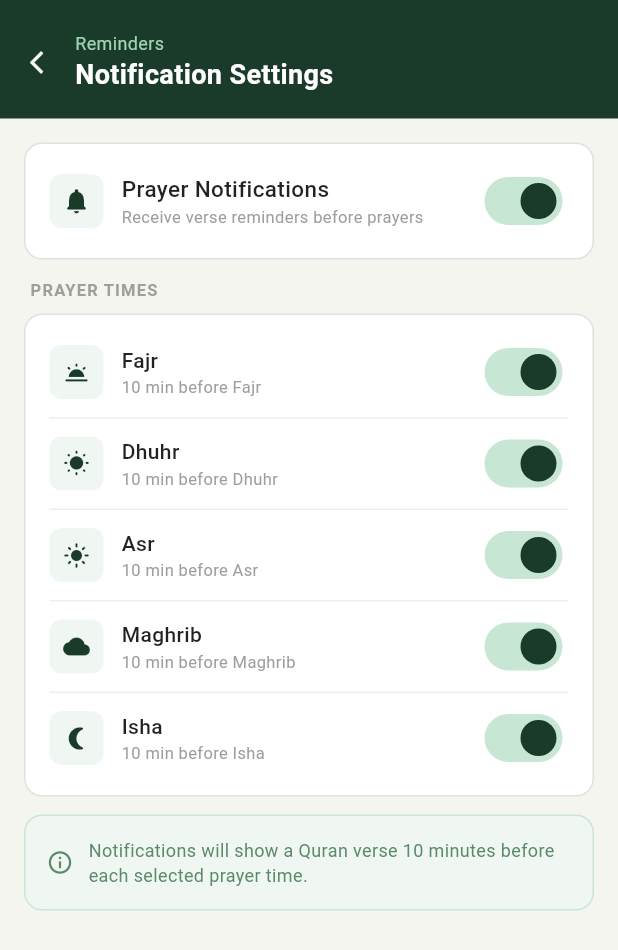
After one commit to izzah488/nurqalby_1, a Flutter app: the screen it shows after launch, after a tap on the "notifications" icon, on a phone screen of 412 x 824 dp. The commit adds this screen. Shown: the top 950 px of the screen. Run offline on Flutter 3.47's test engine with Material 3 defaults, Android fonts, the phone set to English and light mode, and no system bars; our stand-ins replace adhan, flutter_bloc, flutter_local_notifications, just_audio, shared_preferences, timezone.

Commit message:
(second commit put the notification button)

```diff
--- a/nurqalby_1/lib/screens/input_screen.dart
+++ b/nurqalby_1/lib/screens/input_screen.dart
@@ -1,5 +1,6 @@
 import 'package:flutter/material.dart';
 import 'result_screen.dart';
+import 'notification_settings_screen.dart'; // Ensure you have this file created
 
 class InputScreen extends StatefulWidget {
   const InputScreen({super.key});
@@ -74,7 +75,11 @@ class _InputScreenState extends State<InputScreen> {
                 width: double.infinity,
                 color: const Color(0xFF1a3a2a),
                 padding: const EdgeInsets.fromLTRB(20, 24, 20, 20),
-                child: const Column(
+                child: Row(
+                  mainAxisAlignment: MainAxisAlignment.spaceBetween,
+                  crossAxisAlignment: CrossAxisAlignment.center,
+                  children: [
+                    const Column(
                       crossAxisAlignment: CrossAxisAlignment.start,
                       children: [
                         Text('السلام عليكم',
@@ -83,6 +88,22 @@ class _InputScreenState extends State<InputScreen> {
                         Text('How are you feeling?',
                             style: TextStyle(color: Colors.white,
                                 fontSize: 22, fontWeight: FontWeight.w600)),
+                      ],
+                    ),
+                    // Inside the header Container, add this at the end of the Row
+                    GestureDetector(
+                      onTap: () => Navigator.push(
+                        context,
+                        MaterialPageRoute(
+                          builder: (_) => const NotificationSettingsScreen(),
+                        ),
+                      ),
+                      child: const Icon(
+                        Icons.notifications_outlined,
+                        color: Colors.white,
+                        size: 24,
+                      ),
+                    ),
                   ],
                 ),
               ),
--- /dev/null
+++ b/nurqalby_1/lib/screens/notification_settings_screen.dart
@@ -0,0 +1,345 @@
+import 'package:flutter/material.dart';
+import 'package:shared_preferences/shared_preferences.dart';
+import '../services/notification_service.dart';
+
+class NotificationSettingsScreen extends StatefulWidget {
+  const NotificationSettingsScreen({super.key});
+
+  @override
+  State<NotificationSettingsScreen> createState() =>
+      _NotificationSettingsScreenState();
+}
+
+class _NotificationSettingsScreenState
+    extends State<NotificationSettingsScreen> {
+  bool _notificationsEnabled = true;
+  bool _fajrEnabled          = true;
+  bool _dhuhrEnabled         = true;
+  bool _asrEnabled           = true;
+  bool _maghribEnabled       = true;
+  bool _ishaEnabled          = true;
+  bool _isLoading            = true;
+
+  @override
+  void initState() {
+    super.initState();
+    _loadSettings();
+  }
+
+  Future<void> _loadSettings() async {
+    final prefs = await SharedPreferences.getInstance();
+    setState(() {
+      _notificationsEnabled = prefs.getBool('notif_enabled')  ?? true;
+      _fajrEnabled          = prefs.getBool('notif_fajr')     ?? true;
+      _dhuhrEnabled         = prefs.getBool('notif_dhuhr')    ?? true;
+      _asrEnabled           = prefs.getBool('notif_asr')      ?? true;
+      _maghribEnabled       = prefs.getBool('notif_maghrib')  ?? true;
+      _ishaEnabled          = prefs.getBool('notif_isha')     ?? true;
+      _isLoading            = false;
+    });
+  }
+
+  Future<void> _saveAndApply() async {
+    final prefs = await SharedPreferences.getInstance();
+    await prefs.setBool('notif_enabled', _notificationsEnabled);
+    await prefs.setBool('notif_fajr',    _fajrEnabled);
+    await prefs.setBool('notif_dhuhr',   _dhuhrEnabled);
+    await prefs.setBool('notif_asr',     _asrEnabled);
+    await prefs.setBool('notif_maghrib', _maghribEnabled);
+    await prefs.setBool('notif_isha',    _ishaEnabled);
+
+    if (_notificationsEnabled) {
+      await NotificationService.schedulePrayerNotifications(
+        latitude:      3.1390,
+        longitude:     101.6869,
+        fajrEnabled:   _fajrEnabled,
+        dhuhrEnabled:  _dhuhrEnabled,
+        asrEnabled:    _asrEnabled,
+        maghribEnabled: _maghribEnabled,
+        ishaEnabled:   _ishaEnabled,
+      );
+    } else {
+      await NotificationService.cancelAll();
+    }
+
+    if (mounted) {
+      ScaffoldMessenger.of(context).showSnackBar(
+        const SnackBar(
+          content: Text('Settings saved'),
+          backgroundColor: Color(0xFF1a3a2a),
+          duration: Duration(seconds: 2),
+        ),
+      );
+    }
+  }
+
+  @override
+  Widget build(BuildContext context) {
+    return Scaffold(
+      backgroundColor: const Color(0xFFF5F5F0),
+      body: SafeArea(
+        child: Column(
+          children: [
+
+            // --- Header ---
+            Container(
+              width: double.infinity,
+              color: const Color(0xFF1a3a2a),
+              padding: const EdgeInsets.fromLTRB(20, 20, 20, 16),
+              child: Row(
+                children: [
+                  GestureDetector(
+                    onTap: () => Navigator.pop(context),
+                    child: const Icon(Icons.arrow_back_ios,
+                        color: Colors.white, size: 18),
+                  ),
+                  const SizedBox(width: 12),
+                  const Column(
+                    crossAxisAlignment: CrossAxisAlignment.start,
+                    children: [
+                      Text('Reminders',
+                          style: TextStyle(
+                              color: Color(0xFF9fd4b0), fontSize: 12)),
+                      Text('Notification Settings',
+                          style: TextStyle(
+                              color: Colors.white,
+                              fontSize: 18,
+                              fontWeight: FontWeight.w600)),
+                    ],
+                  ),
+                ],
+              ),
+            ),
+
+            // --- Body ---
+            _isLoading
+                ? const Expanded(
+                    child: Center(
+                      child: CircularProgressIndicator(
+                          color: Color(0xFF1a3a2a)),
+                    ),
+                  )
+                : Expanded(
+                    child: ListView(
+                      padding: const EdgeInsets.all(16),
+                      children: [
+
+                        // Master toggle
+                        _SectionCard(
+                          child: _ToggleRow(
+                            icon:    Icons.notifications_rounded,
+                            label:   'Prayer Notifications',
+                            subtitle: 'Receive verse reminders before prayers',
+                            value:   _notificationsEnabled,
+                            isMain:  true,
+                            onChanged: (val) {
+                              setState(() => _notificationsEnabled = val);
+                              _saveAndApply();
+                            },
+                          ),
+                        ),
+                        const SizedBox(height: 12),
+
+                        // Individual prayer toggles
+                        if (_notificationsEnabled) ...[
+                          const Padding(
+                            padding: EdgeInsets.only(left: 4, bottom: 8),
+                            child: Text(
+                              'PRAYER TIMES',
+                              style: TextStyle(
+                                  fontSize: 11,
+                                  fontWeight: FontWeight.w600,
+                                  color: Colors.grey,
+                                  letterSpacing: 0.8),
+                            ),
+                          ),
+                          _SectionCard(
+                            child: Column(
+                              children: [
+                                _ToggleRow(
+                                  icon:     Icons.wb_twilight_rounded,
+                                  label:    'Fajr',
+                                  subtitle: '10 min before Fajr',
+                                  value:    _fajrEnabled,
+                                  onChanged: (val) {
+                                    setState(() => _fajrEnabled = val);
+                                    _saveAndApply();
+                                  },
+                                ),
+                                _Divider(),
+                                _ToggleRow(
+                                  icon:     Icons.wb_sunny_rounded,
+                                  label:    'Dhuhr',
+                                  subtitle: '10 min before Dhuhr',
+                                  value:    _dhuhrEnabled,
+                                  onChanged: (val) {
+                                    setState(() => _dhuhrEnabled = val);
+                                    _saveAndApply();
+                                  },
+                                ),
+                                _Divider(),
+                                _ToggleRow(
+                                  icon:     Icons.light_mode_rounded,
+                                  label:    'Asr',
+                                  subtitle: '10 min before Asr',
+                                  value:    _asrEnabled,
+                                  onChanged: (val) {
+                                    setState(() => _asrEnabled = val);
+                                    _saveAndApply();
+                                  },
+                                ),
+                                _Divider(),
+                                _ToggleRow(
+                                  icon: Icons.wb_cloudy_rounded,
+                                  label:    'Maghrib',
+                                  subtitle: '10 min before Maghrib',
+                                  value:    _maghribEnabled,
+                                  onChanged: (val) {
+                                    setState(() => _maghribEnabled = val);
+                                    _saveAndApply();
+                                  },
+                                ),
+                                _Divider(),
+                                _ToggleRow(
+                                  icon:     Icons.nightlight_round,
+                                  label:    'Isha',
+                                  subtitle: '10 min before Isha',
+                                  value:    _ishaEnabled,
+                                  onChanged: (val) {
+                                    setState(() => _ishaEnabled = val);
+                                    _saveAndApply();
+                                  },
+                                ),
+                              ],
+                            ),
+                          ),
+                          const SizedBox(height: 12),
+
+                          // Info card
+                          Container(
+                            padding: const EdgeInsets.all(14),
+                            decoration: BoxDecoration(
+                              color: const Color(0xFFf0f7f3),
+                              borderRadius: BorderRadius.circular(12),
+                              border: Border.all(
+                                  color: const Color(0xFFc8e6d4)),
+                            ),
+                            child: const Row(
+                              children: [
+                                Icon(Icons.info_outline,
+                                    color: Color(0xFF5a8a6a), size: 18),
+                                SizedBox(width: 10),
+                                Expanded(
+                                  child: Text(
+                                    'Notifications will show a Quran verse 10 minutes before each selected prayer time.',
+                                    style: TextStyle(
+                                        fontSize: 12,
+                                        color: Color(0xFF5a8a6a)),
+                                  ),
+                                ),
+                              ],
+                            ),
+                          ),
+                        ],
+                      ],
+                    ),
+                  ),
+          ],
+        ),
+      ),
+    );
+  }
+}
+
+// ─────────────────────────────────────────
+// Helper widgets
+// ─────────────────────────────────────────
+
+class _SectionCard extends StatelessWidget {
+  final Widget child;
+  const _SectionCard({required this.child});
+
+  @override
+  Widget build(BuildContext context) {
+    return Container(
+      decoration: BoxDecoration(
+        color:        Colors.white,
+        borderRadius: BorderRadius.circular(12),
+        border: Border.all(color: const Color(0xFFE0E0E0)),
+      ),
+      child: Padding(
+        padding: const EdgeInsets.symmetric(horizontal: 16, vertical: 8),
+        child: child,
+      ),
+    );
+  }
+}
+
+class _ToggleRow extends StatelessWidget {
+  final IconData icon;
+  final String   label;
+  final String   subtitle;
+  final bool     value;
+  final bool     isMain;
+  final ValueChanged<bool> onChanged;
+
+  const _ToggleRow({
+    required this.icon,
+    required this.label,
+    required this.subtitle,
+    required this.value,
+    required this.onChanged,
+    this.isMain = false,
+  });
+
+  @override
+  Widget build(BuildContext context) {
+    return Padding(
+      padding: const EdgeInsets.symmetric(vertical: 6),
+      child: Row(
+        children: [
+          Container(
+            width:  36,
+            height: 36,
+            decoration: BoxDecoration(
+              color:        const Color(0xFFf0f7f3),
+              borderRadius: BorderRadius.circular(8),
+            ),
+            child: Icon(icon,
+                color: const Color(0xFF1a3a2a),
+                size: isMain ? 20 : 18),
+          ),
+          const SizedBox(width: 12),
+          Expanded(
+            child: Column(
+              crossAxisAlignment: CrossAxisAlignment.start,
+              children: [
+                Text(label,
+                    style: TextStyle(
+                        fontSize:   isMain ? 15 : 14,
+                        fontWeight: FontWeight.w500,
+                        color:      Colors.black87)),
+                Text(subtitle,
+                    style: const TextStyle(
+                        fontSize: 11, color: Colors.grey)),
+              ],
+            ),
+          ),
+          Switch(
+            value:            value,
+            onChanged:        onChanged,
+            activeColor:      const Color(0xFF1a3a2a),
+            activeTrackColor: const Color(0xFFc8e6d4),
+          ),
+        ],
+      ),
+    );
+  }
+}
+
+class _Divider extends StatelessWidget {
+  @override
+  Widget build(BuildContext context) {
+    return const Divider(height: 1, color: Color(0xFFEEEEEE));
+  }
+}
--- a/nurqalby_1/lib/services/notification_service.dart
+++ b/nurqalby_1/lib/services/notification_service.dart
@@ -24,11 +24,19 @@ class NotificationService {
     );
   }
 
+  static Future<void> cancelAll() async {
+    await _plugin.cancelAll();
+  }
+
   static Future<void> schedulePrayerNotifications({
     required double latitude,
     required double longitude,
+    bool fajrEnabled    = true,
+    bool dhuhrEnabled   = true,
+    bool asrEnabled     = true,
+    bool maghribEnabled = true,
+    bool ishaEnabled    = true,
   }) async {
-    // Cancel all existing notifications first
     await _plugin.cancelAll();
 
     final coords  = Coordinates(latitude, longitude);
@@ -37,22 +45,23 @@ class NotificationService {
     final times   = PrayerTimes(coords, date, params);
 
     final prayers = [
-      times.fajr,
-      times.dhuhr,
-      times.asr,
-      times.maghrib,
-      times.isha,
+      {'time': times.fajr,    'enabled': fajrEnabled,    'name': 'Fajr'},
+      {'time': times.dhuhr,   'enabled': dhuhrEnabled,   'name': 'Dhuhr'},
+      {'time': times.asr,     'enabled': asrEnabled,     'name': 'Asr'},
+      {'time': times.maghrib, 'enabled': maghribEnabled, 'name': 'Maghrib'},
+      {'time': times.isha,    'enabled': ishaEnabled,    'name': 'Isha'},
     ];
 
     for (int i = 0; i < prayers.length; i++) {
-      final prayerTime = prayers[i];
-      // 10 minutes before prayer
+      if (prayers[i]['enabled'] == false) continue;
+
+      final prayerTime = prayers[i]['time'] as DateTime;
       final notifTime  = prayerTime.subtract(const Duration(minutes: 10));
 
       if (notifTime.isAfter(DateTime.now())) {
         await _plugin.zonedSchedule(
           i,
-          'Time to prepare for prayer 🕌',
+          'Time to prepare for ${prayers[i]['name']} 🕌',
           quotes[i % quotes.length],
           tz.TZDateTime.from(notifTime, tz.local),
           const NotificationDetails(
--- a/nurqalby_1/pubspec.yaml
+++ b/nurqalby_1/pubspec.yaml
@@ -37,6 +37,7 @@ dependencies:
   flutter_local_notifications: ^17.1.2
   adhan: ^2.0.0
   timezone: ^0.9.4
+  shared_preferences: ^2.2.2
 
   # The following adds the Cupertino Icons font to your application.
   # Use with the CupertinoIcons class for iOS style icons.
```
Also changed, not shown: nurqalby_1/pubspec.lock, 1 other file. Lines whose indentation alone changed are shown as unchanged.
